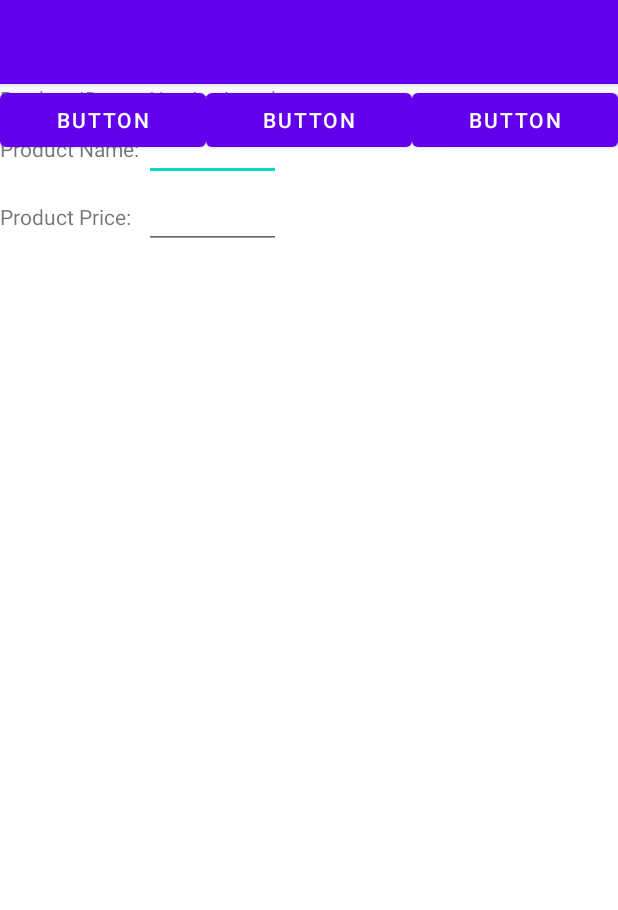
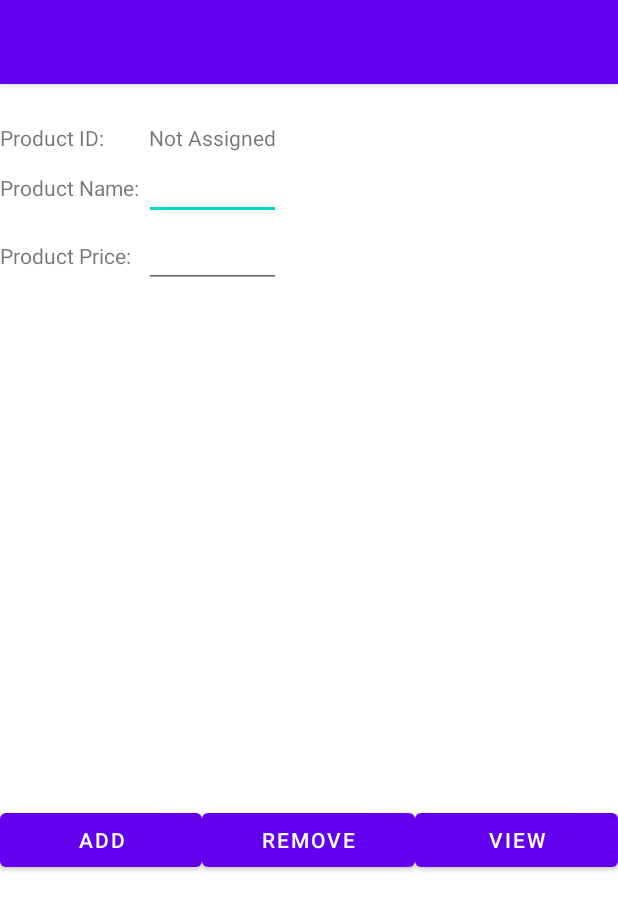
Before and after one commit to JuanPabloSGU/SEG2105-Lab0, an Android app: the screen it shows after launch (MainActivity), on a phone screen of 412 x 824 dp. Shown: the top 910 px of the screen. Run offline under Robolectric (Android 15) with nearby library versions, the phone set to English and light mode, and no system bars.

Commit message:
finished mainActivity.java. still have interface stuff to do

```diff
--- a/DataBaseLab/DataBaseLab/app/src/main/java/com/example/databaselab/MainActivity.java
+++ b/DataBaseLab/DataBaseLab/app/src/main/java/com/example/databaselab/MainActivity.java
@@ -1,10 +1,13 @@
 package com.example.databaselab;
 
 import androidx.appcompat.app.AppCompatActivity;
+
+import android.database.Cursor;
 import android.view.View;
 import android.widget.AdapterView;
 import android.widget.ArrayAdapter;
 import android.widget.EditText;
+import android.widget.ListView;
 import android.widget.TextView;
 import android.os.Bundle;
 import android.widget.Toast;
@@ -13,9 +16,113 @@ import java.util.ArrayList;
 
 public class MainActivity extends AppCompatActivity {
 
+    TextView idView;
+    EditText productBox;
+    EditText priceBox;
+
+    ListView productList;
+    ArrayList<String> listItem;
+    ArrayAdapter adapter;
+
+
     @Override
     protected void onCreate(Bundle savedInstanceState) {
         super.onCreate(savedInstanceState);
         setContentView(R.layout.activity_main);
+
+        // set variables to the ids of .xml elements
+        idView = (TextView) findViewById(R.id.productIDDisplay);
+        productBox = (EditText) findViewById(R.id.productNameDisplay);
+        priceBox = (EditText) findViewById(R.id.productPriceDisplay);
+        productList = (ListView) findViewById(R.id.list_view);
+
+        MyDBHandler dbHandler = new MyDBHandler(this);
+        listItem = new ArrayList<>();
+
+        //call the viewData() method to display the existing products
+
+        viewData();
+
+        // when a product in the list is clicked, a toast is displayed with the name of the product
+        productList.setOnItemClickListener(new AdapterView.OnItemClickListener(){
+            @Override
+            public void onItemClick(AdapterView<?> adapterView, View view, int i, long l){
+                String text = productList.getItemAtPosition(i).toString();
+                Toast.makeText(MainActivity.this, ""+text, Toast.LENGTH_SHORT).show();
+            }
+        });
+    }
+
+    // we use onClick for the Add button in our layout to call this method
+    public void newProduct(View view){
+        MyDBHandler dbHandler = new MyDBHandler(this);
+
+        // get price from the text box
+        double price = Double.parseDouble(priceBox.getText().toString());
+
+        // get product name from the text box
+        // use the constructor from Product.java
+        Product product = new Product(productBox.getText().toString(), price);
+
+        // add to database with the addProduct() method from MyDBHandler.java
+        dbHandler.addProduct(product);
+
+        //clear the text boxes
+        productBox.setText("");
+        priceBox.setText("");
+
+        // clearing the list of products
+        // calling viewData() method to display the updated list of products
+        // this means what is displayed in the ListView is always current
+        listItem.clear();
+        viewData();
+    }
+
+    // we use onClick for the delete button in our layout to call this method
+    public void removeProduct(View view) {
+        MyDBHandler dbHandler = new MyDBHandler(this);
+
+        // delete product in the database using deleteProduct() method from MyDBHandler.java
+        boolean result = dbHandler.deleteProduct(productBox.getText().toString());
+
+        // clearing the list of products
+        // calling viewData() method to display the updated list of products
+        // this emans what is displayed in the ListView is always current
+        listItem.clear();
+        viewData();
+
+        // "Record Deleted" or "No Match Found"
+        if(result) {
+            idView.setText("Record Deleted");
+            productBox.setText("");
+            priceBox.setText("");
+        }
+        else
+            idView.setText("No Match Found");
+    }
+
+    private void viewData(){
+        MyDBHandler dbHandler = new MyDBHandler(this);
+
+        // call the viewData() method in MyDBHandler that runs the query
+        Cursor cursor = dbHandler.viewData();
+
+        // if there are no products in the table a toast says there is no data to show
+        // otherwise, while there are products, keep moving to the next product
+        if(cursor.getCount() == 0){
+            Toast.makeText(this, "Not data to show", Toast.LENGTH_SHORT).show();
+        } else{
+            while(cursor.moveToNext()){
+                // I just want to display the product name so I only get column 1 from the table row
+                listItem.add(cursor.getString(1));
+            }
+            // create an array adapter that provides a view for each item
+            // simple_list_item_1 is a built-in xml layout from Android
+            // I decided to use this instead of creating my own .xml file for items of the ListView
+            adapter = new ArrayAdapter<>(this, android.R.layout.simple_list_item_1, listItem);
+
+            // attaching the adapter to the ListView
+            productList.setAdapter(adapter);
+        }
     }
 }
--- a/DataBaseLab/DataBaseLab/app/src/main/res/layout/activity_main.xml
+++ b/DataBaseLab/DataBaseLab/app/src/main/res/layout/activity_main.xml
@@ -7,12 +7,19 @@
     tools:context=".MainActivity">
 
     <TableLayout
+        android:id="@+id/tableLayout"
         android:layout_width="match_parent"
-        android:layout_height="match_parent">
+        android:layout_height="wrap_content"
+        app:layout_constraintBottom_toBottomOf="parent"
+        app:layout_constraintEnd_toEndOf="parent"
+        app:layout_constraintHorizontal_bias="0.5"
+        app:layout_constraintStart_toStartOf="parent"
+        app:layout_constraintTop_toTopOf="parent"
+        app:layout_constraintVertical_bias="0.04000002">
 
         <TableRow
-            android:layout_width="match_parent"
-            android:layout_height="match_parent" >
+            android:layout_width="wrap_content"
+            android:layout_height="wrap_content">
 
             <TextView
                 android:id="@+id/productID"
@@ -28,8 +35,8 @@
         </TableRow>
 
         <TableRow
-            android:layout_width="match_parent"
-            android:layout_height="match_parent" >
+            android:layout_width="wrap_content"
+            android:layout_height="wrap_content">
 
             <TextView
                 android:id="@+id/productName"
@@ -41,12 +48,12 @@
                 android:id="@+id/productNameDisplay"
                 android:layout_width="wrap_content"
                 android:layout_height="wrap_content"
-                android:text= ""/>
+                android:text="" />
         </TableRow>
 
         <TableRow
-            android:layout_width="match_parent"
-            android:layout_height="match_parent" >
+            android:layout_width="wrap_content"
+            android:layout_height="wrap_content">
 
             <TextView
                 android:id="@+id/productPrice"
@@ -65,33 +72,44 @@
 
     <LinearLayout
         android:layout_width="match_parent"
-        android:layout_height="match_parent"
-        android:orientation="horizontal">
+        android:layout_height="wrap_content"
+        android:orientation="horizontal"
+        android:rotation="0"
+        android:rotationY="0"
+        android:translationY="120dp"
+        app:layout_constraintBottom_toBottomOf="parent"
+        app:layout_constraintTop_toTopOf="parent">
 
         <Button
             android:id="@+id/button"
             android:layout_width="wrap_content"
             android:layout_height="wrap_content"
             android:layout_weight="1"
-            android:text="Button" />
+            android:text="Add" />
 
         <Button
             android:id="@+id/button2"
             android:layout_width="wrap_content"
             android:layout_height="wrap_content"
             android:layout_weight="1"
-            android:text="Button" />
+            android:text="Remove" />
 
         <Button
             android:id="@+id/button3"
             android:layout_width="wrap_content"
             android:layout_height="wrap_content"
             android:layout_weight="1"
-            android:text="Button" />
+            android:text="View" />
     </LinearLayout>
 
     <ListView
-        android:layout_width="match_parent"
-        android:layout_height="match_parent" />
+        android:id="@+id/list_view"
+        android:layout_width="wrap_content"
+        android:layout_height="wrap_content"
+        app:layout_constraintBottom_toBottomOf="parent"
+        app:layout_constraintEnd_toEndOf="parent"
+        app:layout_constraintHorizontal_bias="0.5"
+        app:layout_constraintStart_toStartOf="parent"
+        app:layout_constraintTop_toTopOf="parent" />
 
 </androidx.constraintlayout.widget.ConstraintLayout>
--- a/DataBaseLab/DataBaseLab/build.gradle
+++ b/DataBaseLab/DataBaseLab/build.gradle
@@ -5,7 +5,7 @@ buildscript {
         mavenCentral()
     }
     dependencies {
-        classpath "com.android.tools.build:gradle:7.0.2"
+        classpath 'com.android.tools.build:gradle:7.0.3'
 
         // NOTE: Do not place your application dependencies here; they belong
         // in the individual module build.gradle files
```
